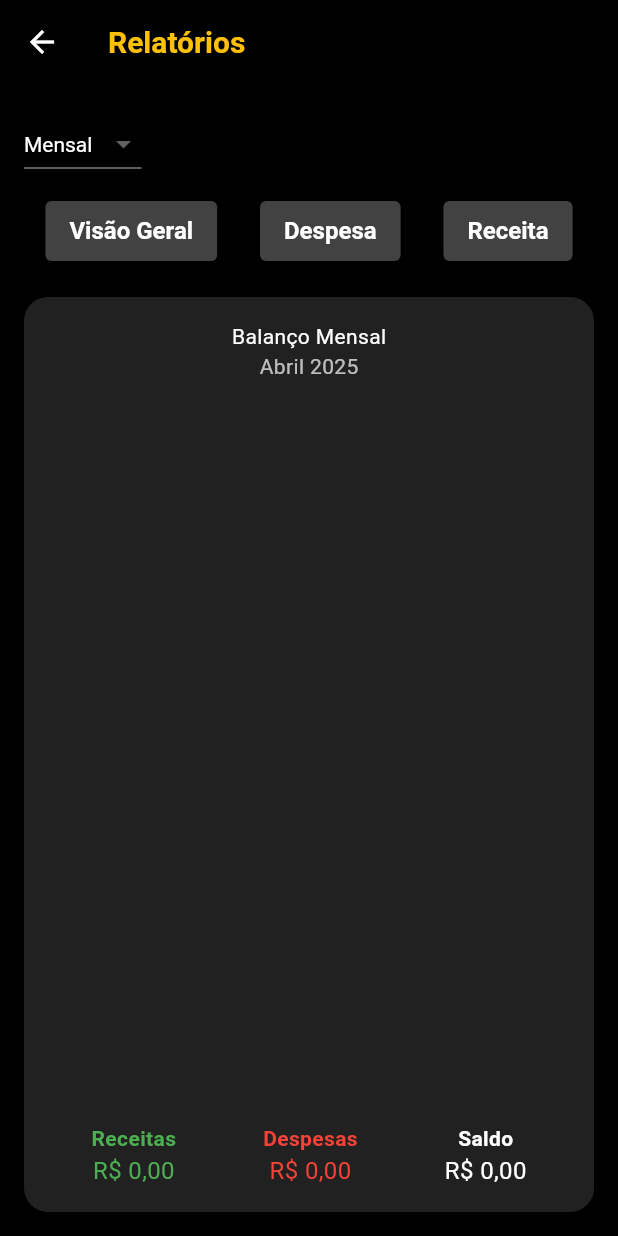
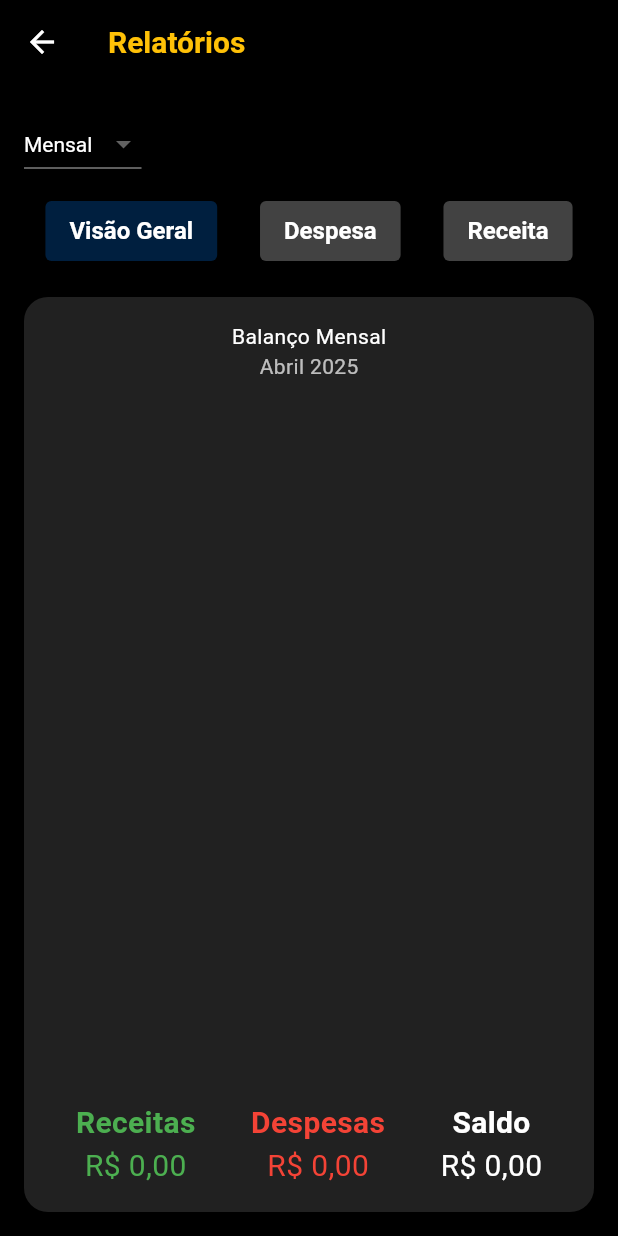
Before and after one commit to FrancimarioAraujo/cashflow, a Flutter app: the ReportsPage screen opened directly, after a tap on "Visão Geral", on a phone screen of 412 x 824 dp. Run offline on Flutter 3.47's test engine with Material 3 defaults, Android fonts, the phone set to English and light mode, and no system bars; drawn by our look-alikes of fl_chart; our stand-ins replace flutter_mobx, flutter_modular, mobx; generated files the repository leaves out were written again; network calls fail.

Commit message:
some adjustments

```diff
--- a/lib/modules/menu/components/reports/pie_chart_component.dart
+++ b/lib/modules/menu/components/reports/pie_chart_component.dart
@@ -1,15 +1,19 @@
 import 'dart:math';
 
 import 'package:cashflow/modules/transactions/controllers/transaction_controller.dart';
-import 'package:cashflow/shared/theme/constants/app_colors.dart';
 import 'package:cashflow/shared/util/strings_util.dart';
 import 'package:fl_chart/fl_chart.dart';
-import 'package:flutter/cupertino.dart';
 import 'package:flutter/material.dart';
 import 'package:flutter_modular/flutter_modular.dart';
 
 class PieChartComponent extends StatefulWidget {
-  const PieChartComponent({super.key});
+  List<Color> colors;
+  List categories;
+  PieChartComponent({
+    super.key,
+    required this.colors,
+    required this.categories,
+  });
 
   @override
   State<PieChartComponent> createState() => _PieChartComponentState();
@@ -33,26 +37,18 @@ class _PieChartComponentState extends State<PieChartComponent> {
   }
 
   List<PieChartSectionData> getSections() {
-    List<Color> colors = [
-      AppColors.amber,
-      AppColors.red,
-      AppColors.emeraldGreen,
-      AppColors.cobaltBlue,
-    ];
     List<PieChartSectionData> sections = [];
-    List incomeCategories =
-        transactionController.incomesByCategory["categories"];
 
-    List<Color> coresAleatorias = colors.toList();
+    List<Color> randomColors = widget.colors.toList();
 
-    for (var category in incomeCategories) {
-      Color cor = coresAleatorias.removeAt(
-        Random().nextInt(coresAleatorias.length),
+    for (var category in widget.categories) {
+      Color color = randomColors.removeAt(
+        Random().nextInt(randomColors.length),
       );
       String title = StringsUtil().capitalize(category['name']);
       sections.add(
         PieChartSectionData(
-          color: cor,
+          color: color,
           value: category['value'],
           title: title,
           radius: 80,
--- a/lib/modules/menu/controllers/reports_controller.dart
+++ b/lib/modules/menu/controllers/reports_controller.dart
@@ -6,10 +6,15 @@ class ReportsController = _ReportsControllerBase with _$ReportsController;
 
 abstract class _ReportsControllerBase with Store {
   @observable
-  TransactionReportType transactionReportType = TransactionReportType.all;
+  TransactionReportType transactionReportTypeSelected =
+      TransactionReportType.all;
 
   @action
   void setTransactionReportType(TransactionReportType type) {
-    transactionReportType = type;
+    transactionReportTypeSelected = type;
+  }
+
+  bool isSelected(TransactionReportType type) {
+    return transactionReportTypeSelected == type;
   }
 }
--- a/lib/modules/menu/reports_page.dart
+++ b/lib/modules/menu/reports_page.dart
@@ -1,7 +1,11 @@
 import 'package:cashflow/modules/menu/components/reports/pie_chart_component.dart';
+import 'package:cashflow/modules/menu/controllers/reports_controller.dart';
 import 'package:cashflow/modules/transactions/controllers/transaction_controller.dart';
+import 'package:cashflow/shared/theme/constants/app_colors.dart';
+import 'package:cashflow/shared/util/enums.dart';
 import 'package:flutter/material.dart';
 import 'package:fl_chart/fl_chart.dart';
+import 'package:flutter_mobx/flutter_mobx.dart';
 import 'package:flutter_modular/flutter_modular.dart';
 import 'package:intl/intl.dart';
 
@@ -13,8 +17,11 @@ class ReportsPage extends StatefulWidget {
 class _ReportsPageState extends State<ReportsPage> {
   TransactionController transactionController =
       Modular.get<TransactionController>();
+  ReportsController reportsController = Modular.get<ReportsController>();
   @override
   Widget build(BuildContext context) {
+    return Observer(
+      builder: (context) {
         return Scaffold(
           backgroundColor: Colors.black,
           appBar: AppBar(
@@ -22,7 +29,10 @@ class _ReportsPageState extends State<ReportsPage> {
             elevation: 0,
             title: Text(
               'Relatórios',
-          style: TextStyle(color: Colors.amber, fontWeight: FontWeight.bold),
+              style: TextStyle(
+                color: Colors.amber,
+                fontWeight: FontWeight.bold,
+              ),
             ),
           ),
           body: Padding(
@@ -36,27 +46,71 @@ class _ReportsPageState extends State<ReportsPage> {
                   style: TextStyle(color: Colors.white),
                   items:
                       ['Mensal', 'Semanal']
-                      .map((e) => DropdownMenuItem(value: e, child: Text(e)))
+                          .map(
+                            (e) => DropdownMenuItem(value: e, child: Text(e)),
+                          )
                           .toList(),
                   onChanged: (_) {},
                 ),
                 const SizedBox(height: 10),
                 Row(
                   mainAxisAlignment: MainAxisAlignment.spaceAround,
-              children:
-                  ['Visão Geral', 'Despesa', 'Receita']
-                      .map(
-                        (e) => ElevatedButton(
-                          onPressed: () {},
+                  children: [
+                    ElevatedButton(
+                      onPressed: () {
+                        reportsController.setTransactionReportType(
+                          TransactionReportType.all,
+                        );
+                      },
                       style: ElevatedButton.styleFrom(
-                            backgroundColor: Colors.grey[800],
+                        backgroundColor:
+                            reportsController.isSelected(
+                                  TransactionReportType.all,
+                                )
+                                ? AppColors.darkBlue
+                                : Colors.grey[800],
                         foregroundColor: Colors.white,
                         padding: EdgeInsets.symmetric(horizontal: 16),
                       ),
-                          child: Text(e),
+                      child: Text("Visão Geral"),
                     ),
+                    ElevatedButton(
+                      onPressed: () {
+                        reportsController.setTransactionReportType(
+                          TransactionReportType.expense,
+                        );
+                      },
+                      style: ElevatedButton.styleFrom(
+                        backgroundColor:
+                            reportsController.isSelected(
+                                  TransactionReportType.expense,
                                 )
-                      .toList(),
+                                ? AppColors.red
+                                : Colors.grey[800],
+                        foregroundColor: Colors.white,
+                        padding: EdgeInsets.symmetric(horizontal: 16),
+                      ),
+                      child: Text("Despesa"),
+                    ),
+                    ElevatedButton(
+                      onPressed: () {
+                        reportsController.setTransactionReportType(
+                          TransactionReportType.income,
+                        );
+                      },
+                      style: ElevatedButton.styleFrom(
+                        backgroundColor:
+                            reportsController.isSelected(
+                                  TransactionReportType.income,
+                                )
+                                ? AppColors.emeraldGreen
+                                : Colors.grey[800],
+                        foregroundColor: Colors.white,
+                        padding: EdgeInsets.symmetric(horizontal: 16),
+                      ),
+                      child: Text("Receita"),
+                    ),
+                  ],
                 ),
                 const SizedBox(height: 20),
                 Expanded(
@@ -72,35 +126,51 @@ class _ReportsPageState extends State<ReportsPage> {
                           'Balanço Mensal',
                           style: TextStyle(color: Colors.white),
                         ),
-                    Text('Abril 2025', style: TextStyle(color: Colors.white70)),
+                        Text(
+                          'Abril 2025',
+                          style: TextStyle(color: Colors.white70),
+                        ),
                         const SizedBox(height: 10),
-                    Expanded(child: PieChartComponent()),
+                        Expanded(
+                          child: PieChartComponent(
+                            colors: _getColorsReport(
+                              reportsController.transactionReportTypeSelected,
+                            ),
+                            categories: _getCategories(),
+                          ),
+                        ),
                         const SizedBox(height: 16),
                         Row(
                           mainAxisAlignment: MainAxisAlignment.spaceAround,
                           children: [
+                            if (reportsController
+                                        .transactionReportTypeSelected ==
+                                    TransactionReportType.all ||
+                                reportsController
+                                        .transactionReportTypeSelected ==
+                                    TransactionReportType.income)
                               _buildAmount(
                                 "Receitas",
-                          NumberFormat.currency(
-                            locale: 'pt_BR',
-                            symbol: 'R\$',
-                          ).format(transactionController.totalIncome),
+                                transactionController.totalIncome,
                                 Colors.green,
                               ),
+                            if (reportsController
+                                        .transactionReportTypeSelected ==
+                                    TransactionReportType.all ||
+                                reportsController
+                                        .transactionReportTypeSelected ==
+                                    TransactionReportType.expense)
                               _buildAmount(
                                 "Despesas",
-                          NumberFormat.currency(
-                            locale: 'pt_BR',
-                            symbol: 'R\$',
-                          ).format(transactionController.totalExpense),
+                                transactionController.totalExpense,
                                 Colors.red,
                               ),
+                            if (reportsController
+                                    .transactionReportTypeSelected ==
+                                TransactionReportType.all)
                               _buildAmount(
                                 "Saldo",
-                          NumberFormat.currency(
-                            locale: 'pt_BR',
-                            symbol: 'R\$',
-                          ).format(transactionController.totalBalance),
+                                transactionController.totalBalance,
                                 Colors.white,
                               ),
                           ],
@@ -113,17 +183,61 @@ class _ReportsPageState extends State<ReportsPage> {
             ),
           ),
         );
+      },
+    );
   }
 
-  Widget _buildAmount(String label, String value, Color color) {
+  Widget _buildAmount(String label, double value, Color color) {
     return Column(
       children: [
         Text(
           label,
-          style: TextStyle(color: color, fontWeight: FontWeight.bold),
+          style: TextStyle(
+            color: color,
+            fontWeight: FontWeight.bold,
+            fontSize: 20,
           ),
-        Text(value, style: TextStyle(color: color, fontSize: 16)),
+        ),
+        Text(
+          NumberFormat.currency(locale: 'pt_BR', symbol: 'R\$').format(value),
+          style: TextStyle(color: color, fontSize: 20),
+        ),
       ],
     );
   }
+
+  List _getCategories() {
+    if (reportsController.transactionReportTypeSelected ==
+        TransactionReportType.income) {
+      return transactionController.incomesByCategory["categories"];
+    } else if (reportsController.transactionReportTypeSelected ==
+        TransactionReportType.expense) {
+      return transactionController.expensesByCategory["categories"];
+    } else {
+      return transactionController.incomesVsExpensesByCategory["categories"];
     }
+  }
+
+  List<Color> _getColorsReport(TransactionReportType typeReport) {
+    switch (typeReport) {
+      case TransactionReportType.income:
+        return [
+          Color(0xFF2C6E49),
+          Color(0xFFFF8C00),
+          Color(0xFF00008B),
+          Color(0xFFD4AF37),
+        ];
+      case TransactionReportType.expense:
+        return [
+          Color(0xFFC62828),
+          Color(0xFFEF6C00),
+          Color(0xFF424242),
+          Color(0xFF77216F),
+          Color(0xFF795548),
+          Color(0xFFFFC107),
+        ];
+      default:
+        return [Color(0xFF2C6E49), Color(0xFFC62828)];
+    }
+  }
+}
--- a/lib/modules/transactions/controllers/transaction_controller.dart
+++ b/lib/modules/transactions/controllers/transaction_controller.dart
@@ -81,22 +81,69 @@ abstract class _TransactionControllerBase with Store {
   }
 
   @computed
+  Map<String, dynamic> get expensesByCategory {
+    return _calculateByCategory(expenses, 'category');
+  }
+
+  @computed
   Map<String, dynamic> get incomesByCategory {
+    return _calculateByCategory(incomes, 'category');
+  }
+
+  @computed
+  Map<String, dynamic> get incomesVsExpensesByCategory {
+    double totalIncome = incomes.fold(
+      0.0,
+      (prev, element) => prev + element.valor,
+    );
+    double totalExpense = expenses.fold(
+      0.0,
+      (prev, element) => prev + element.valor,
+    );
+    Map<String, dynamic> result = {
+      "categories": [
+        {
+          "name": "Receitas",
+          "value":
+              totalIncome == 0
+                  ? 0.0
+                  : (totalIncome / (totalIncome + totalExpense)) * 100,
+        },
+        {
+          "name": "Despesas",
+          "value":
+              totalExpense == 0
+                  ? 0.0
+                  : (totalExpense / (totalIncome + totalExpense)) * 100,
+        },
+      ],
+    };
+
+    return result;
+  }
+
+  Map<String, dynamic> _calculateByCategory(
+    List<TransactionModel> transactions,
+    String categoryKey,
+  ) {
     Map<String, dynamic> categoryTotals = {"categories": []};
-    double totalIncome = incomes.fold(0, (acc, income) => acc + income.valor);
-    for (var income in incomes) {
+    double totalAmount = transactions.fold(
+      0,
+      (acc, transaction) => acc + transaction.valor,
+    );
+    for (var transaction in transactions) {
       if (categoryTotals["categories"].any(
-        (element) => element["name"] == income.category,
+        (element) => element["name"] == transaction.category,
       )) {
         var category = categoryTotals["categories"].firstWhere(
-          (element) => element["name"] == income.category,
+          (element) => element["name"] == transaction.category,
         );
         category["value"] =
-            category["value"] + (income.valor / totalIncome) * 100;
+            category["value"] + (transaction.valor / totalAmount) * 100;
       } else {
         categoryTotals["categories"].add({
-          "name": income.category,
-          "value": (income.valor / totalIncome) * 100,
+          "name": transaction.category,
+          "value": (transaction.valor / totalAmount) * 100,
         });
       }
     }
```
Also changed, not shown: lib/modules/menu/controllers/reports_controller.g.dart, lib/modules/transactions/controllers/transaction_controller.g.dart. Lines whose indentation alone changed are shown as unchanged.
